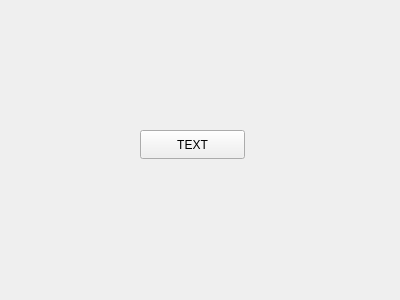
Qt form textthread.ui (steamedbao/BeaglePhone) before a commit.
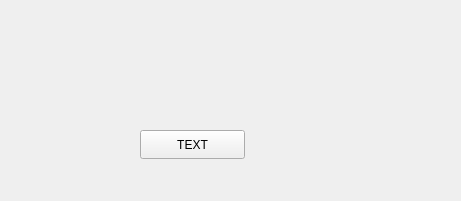
The same form after that commit.

What changed in the file:
```diff
--- a/textthread.ui
+++ b/textthread.ui
@@ -6,8 +6,8 @@
    <rect>
     <x>0</x>
     <y>0</y>
-    <width>400</width>
-    <height>300</height>
+    <width>461</width>
+    <height>201</height>
    </rect>
   </property>
   <property name="windowTitle">
```
